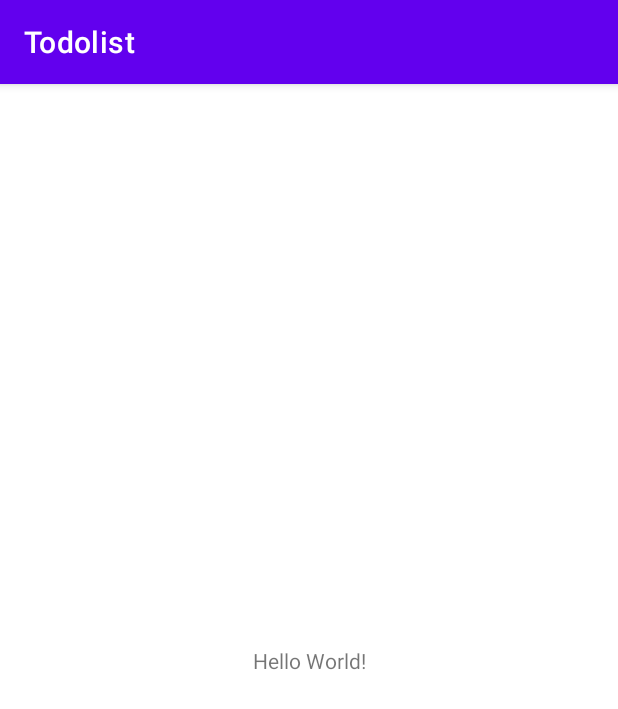
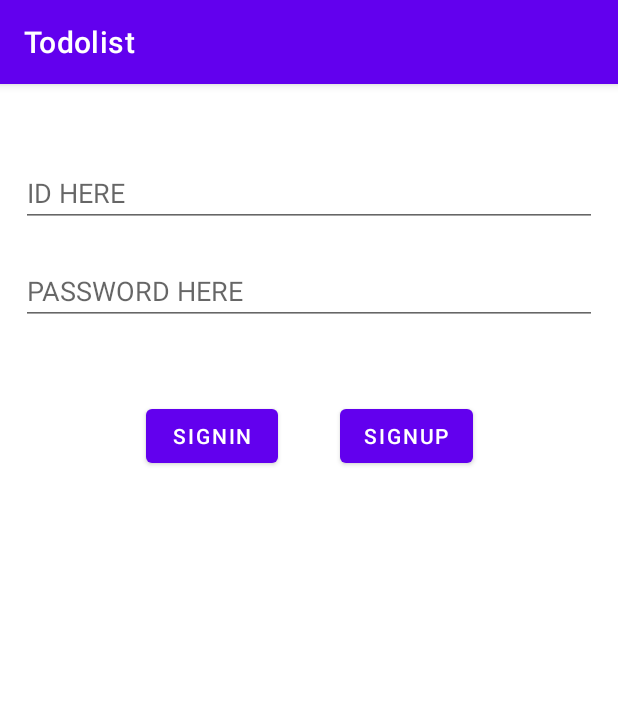
Before and after one commit to dawn-Wi/Todolist, an Android app: the screen it shows after launch (MainActivity), on a phone screen of 412 x 824 dp. Shown: the top 709 px of the screen. Run offline under Robolectric (Android 15) with nearby library versions, the phone set to English and light mode, and no system bars.

Commit message:
일단 24일 퇴근

```diff
--- a/app/build.gradle
+++ b/app/build.gradle
@@ -32,6 +32,10 @@ dependencies {
     implementation 'androidx.appcompat:appcompat:1.4.0'
     implementation 'com.google.android.material:material:1.4.0'
     implementation 'androidx.constraintlayout:constraintlayout:2.1.2'
+    implementation 'androidx.legacy:legacy-support-v4:1.0.0'
+    implementation 'androidx.navigation:navigation-fragment:2.3.5'
+    implementation 'androidx.navigation:navigation-ui:2.3.5'
+    implementation 'com.google.firebase:firebase-firestore:24.0.0'
     testImplementation 'junit:junit:4.+'
     androidTestImplementation 'androidx.test.ext:junit:1.1.3'
     androidTestImplementation 'androidx.test.espresso:espresso-core:3.4.0'
--- /dev/null
+++ b/app/src/main/java/com/example/todolist/LoginFragment.java
@@ -0,0 +1,112 @@
+package com.example.todolist;
+
+import android.app.AlertDialog;
+import android.content.DialogInterface;
+import android.os.Bundle;
+
+import androidx.annotation.Nullable;
+import androidx.fragment.app.Fragment;
+import androidx.navigation.fragment.NavHostFragment;
+
+import android.view.LayoutInflater;
+import android.view.View;
+import android.view.ViewGroup;
+import android.widget.Button;
+import android.widget.EditText;
+import android.widget.TextView;
+import android.widget.Toast;
+
+import java.util.Objects;
+import java.util.regex.Matcher;
+import java.util.regex.Pattern;
+
+public class LoginFragment extends Fragment {
+
+    EditText login_et_email;
+    EditText login_et_password;
+    Button login_bt_login;
+    Button login_bt_signup;
+
+    @Override
+    public void onCreate(Bundle savedInstanceState) {
+        super.onCreate(savedInstanceState);
+
+    }
+
+    @Override
+    public View onCreateView(LayoutInflater inflater, ViewGroup container,
+                             Bundle savedInstanceState) {
+        // Inflate the layout for this fragment
+        return inflater.inflate(R.layout.fragment_login, container, false);
+    }
+    @Override
+    public void onViewCreated(@Nullable View view, @Nullable Bundle savedInstanceState){
+        super.onViewCreated(view, savedInstanceState);
+        login_et_email = view.findViewById(R.id.login_et_email);
+        login_et_password= view.findViewById(R.id.login_et_password);
+        login_bt_login = view.findViewById(R.id.login_bt_login);
+        login_bt_signup = view.findViewById(R.id.login_bt_signup);
+
+        login_bt_login.setOnClickListener(new View.OnClickListener() {
+            @Override
+            public void onClick(View view) {
+                //처음에 로그인 시 ID가 이메일 형식인지 확인 하는 작업
+                boolean returnValue = false;
+                String regex =  "^[_a-zA-Z0-9-\\.]+@[\\.a-zA-Z0-9-]+\\.[a-zA-Z]+$";
+                Pattern p =Pattern.compile(regex);
+                Matcher m =p.matcher(login_et_email.getText().toString());
+                if(m.matches()){
+                    returnValue = true;
+                }
+                if(returnValue == false){
+                    //AlertDialog로 아이디 실패시 창 뜨기
+                    AlertDialog.Builder builder = new AlertDialog.Builder(getActivity());
+                    builder.setTitle("LOGIN 실패");
+                    builder.setMessage("ID를 다시 확인하세요");
+                    builder.setPositiveButton("예",
+                            new DialogInterface.OnClickListener(){
+                                public void onClick(DialogInterface dialog, int which){
+                                    Toast.makeText(getActivity().getApplicationContext(),"Yes",Toast.LENGTH_SHORT).show();
+                                }
+                            });
+                    builder.setNegativeButton("아니오",
+                            new DialogInterface.OnClickListener() {
+                                @Override
+                                public void onClick(DialogInterface dialogInterface, int which) {
+                                    Toast.makeText(getActivity().getApplicationContext(),"No",Toast.LENGTH_SHORT).show();
+                                }
+                            });
+                    builder.show();
+                }
+                //AlertDialog로 비밀번호 4자리 이하 실패시 창 뜨기
+                else if(login_et_password.getText().toString().trim().length()<4){
+                    AlertDialog.Builder builder = new AlertDialog.Builder(getActivity());
+                    builder.setTitle("LOGIN 싪패");
+                    builder.setMessage("비밀번호를 4자리 수 이상 입력해주세요");
+                    builder.setPositiveButton("예",
+                            new DialogInterface.OnClickListener(){
+                                public void onClick(DialogInterface dialog, int which){
+                                    Toast.makeText(getActivity().getApplicationContext(),"Yes",Toast.LENGTH_SHORT).show();
+                                }
+                            });
+                    builder.setNegativeButton("아니오",
+                            new DialogInterface.OnClickListener() {
+                                @Override
+                                public void onClick(DialogInterface dialogInterface, int which) {
+                                    Toast.makeText(getActivity().getApplicationContext(),"No",Toast.LENGTH_SHORT).show();
+                                }
+                            });
+                    builder.show();
+                }
+            }
+        });
+
+        login_bt_signup.setOnClickListener(new View.OnClickListener() {
+            @Override
+            public void onClick(View view) {
+                NavHostFragment.findNavController(LoginFragment.this).navigate(R.id.action_loginFragment_to_signupFragment);
+            }
+        });
+
+    }
+}
--- /dev/null
+++ b/app/src/main/java/com/example/todolist/SplashFragment.java
@@ -0,0 +1,40 @@
+package com.example.todolist;
+
+import android.os.Bundle;
+
+import androidx.fragment.app.Fragment;
+import androidx.navigation.fragment.NavHostFragment;
+
+import android.os.Handler;
+import android.view.LayoutInflater;
+import android.view.View;
+import android.view.ViewGroup;
+
+public class SplashFragment extends Fragment {
+
+    public SplashFragment(){
+        Handler handler = new Handler();
+        handler.postDelayed(new Runnable() {
+            @Override
+            public void run() {
+                //splash화면에서 login화면으로 넘어가는 navigation효과
+                NavHostFragment.findNavController(SplashFragment.this).navigate(R.id.action_splashFragment_to_loginFragment);
+            } //3초 후에
+        },3000);
+
+    }
+
+    @Override
+    public void onCreate(Bundle savedInstanceState) {
+        super.onCreate(savedInstanceState);
+
+    }
+
+    @Override
+    public View onCreateView(LayoutInflater inflater, ViewGroup container,
+                             Bundle savedInstanceState) {
+        // Inflate the layout for this fragment
+        return inflater.inflate(R.layout.fragment_splash, container, false);
+    }
+
+}
--- a/app/src/main/res/layout/activity_main.xml
+++ b/app/src/main/res/layout/activity_main.xml
@@ -6,13 +6,18 @@
     android:layout_height="match_parent"
     tools:context=".MainActivity">
 
-    <TextView
-        android:layout_width="wrap_content"
-        android:layout_height="wrap_content"
-        android:text="Hello World!"
+    <fragment
+        android:id="@+id/nav_host_fragment"
+        android:name="androidx.navigation.fragment.NavHostFragment"
+        android:layout_width="0dp"
+        android:layout_height="0dp"
+        app:defaultNavHost="true"
         app:layout_constraintBottom_toBottomOf="parent"
+        app:layout_constraintEnd_toEndOf="parent"
         app:layout_constraintLeft_toLeftOf="parent"
         app:layout_constraintRight_toRightOf="parent"
-        app:layout_constraintTop_toTopOf="parent" />
+        app:layout_constraintStart_toStartOf="parent"
+        app:layout_constraintTop_toTopOf="parent"
+        app:navGraph="@navigation/nav_graph" />
 
 </androidx.constraintlayout.widget.ConstraintLayout>
--- /dev/null
+++ b/app/src/main/res/layout/fragment_login.xml
@@ -0,0 +1,60 @@
+<?xml version="1.0" encoding="utf-8"?>
+<androidx.constraintlayout.widget.ConstraintLayout xmlns:android="http://schemas.android.com/apk/res/android"
+    xmlns:tools="http://schemas.android.com/tools"
+    xmlns:app="http://schemas.android.com/apk/res-auto"
+    android:id="@+id/frameLayout2"
+    android:layout_width="match_parent"
+    android:layout_height="match_parent"
+    tools:context=".LoginFragment">
+
+    <EditText
+        android:id="@+id/login_et_email"
+        android:layout_width="wrap_content"
+        android:layout_height="wrap_content"
+        android:layout_marginTop="50dp"
+        android:ems="18"
+        android:hint="@string/ID"
+        android:inputType="textEmailAddress"
+        app:layout_constraintEnd_toEndOf="parent"
+        app:layout_constraintStart_toStartOf="parent"
+        app:layout_constraintTop_toTopOf="parent"
+        tools:ignore="MissingConstraints" />
+
+    <EditText
+        android:id="@+id/login_et_password"
+        android:layout_width="wrap_content"
+        android:layout_height="wrap_content"
+        android:layout_marginTop="20dp"
+        android:ems="18"
+        android:hint="@string/PASSWORD"
+        android:inputType="textPassword"
+        tools:ignore="MissingConstraints"
+        app:layout_constraintEnd_toEndOf="parent"
+        app:layout_constraintHorizontal_bias="0.5"
+        app:layout_constraintStart_toStartOf="parent"
+        app:layout_constraintTop_toBottomOf="@+id/login_et_email" />
+
+    <Button
+        android:id="@+id/login_bt_login"
+        android:layout_width="wrap_content"
+        android:layout_height="wrap_content"
+        android:layout_marginTop="50dp"
+        android:text="signin"
+        app:layout_constraintEnd_toEndOf="parent"
+        app:layout_constraintHorizontal_bias="0.3"
+        app:layout_constraintStart_toStartOf="parent"
+        app:layout_constraintTop_toBottomOf="@+id/login_et_password"
+        tools:ignore="MissingConstraints" />
+
+    <Button
+        android:id="@+id/login_bt_signup"
+        android:layout_width="wrap_content"
+        android:layout_height="wrap_content"
+        android:layout_marginTop="50dp"
+        android:text="signup"
+        app:layout_constraintEnd_toEndOf="parent"
+        app:layout_constraintHorizontal_bias="0.7"
+        app:layout_constraintStart_toStartOf="parent"
+        app:layout_constraintTop_toBottomOf="@+id/login_et_password"
+        tools:ignore="MissingConstraints" />
+</androidx.constraintlayout.widget.ConstraintLayout>
--- /dev/null
+++ b/app/src/main/res/navigation/nav_graph.xml
@@ -0,0 +1,43 @@
+<?xml version="1.0" encoding="utf-8"?>
+<navigation xmlns:android="http://schemas.android.com/apk/res/android"
+    xmlns:app="http://schemas.android.com/apk/res-auto"
+    xmlns:tools="http://schemas.android.com/tools"
+    android:id="@+id/nav_graph"
+    app:startDestination="@id/splashFragment">
+
+    <fragment
+        android:id="@+id/splashFragment"
+        android:name="com.example.todolist.SplashFragment"
+        android:label="fragment_splash"
+        tools:layout="@layout/fragment_splash" >
+        <action
+            android:id="@+id/action_splashFragment_to_loginFragment"
+            app:destination="@id/loginFragment" />
+    </fragment>
+    <fragment
+        android:id="@+id/loginFragment"
+        android:name="com.example.todolist.LoginFragment"
+        android:label="fragment_login"
+        tools:layout="@layout/fragment_login" >
+        <action
+            android:id="@+id/action_loginFragment_to_signupFragment"
+            app:destination="@id/signupFragment" />
+        <action
+            android:id="@+id/action_loginFragment_to_calendarFragment"
+            app:destination="@id/calendarFragment" />
+    </fragment>
+    <fragment
+        android:id="@+id/signupFragment"
+        android:name="com.example.todolist.SignupFragment"
+        android:label="fragment_signup"
+        tools:layout="@layout/fragment_signup" >
+        <action
+            android:id="@+id/action_signupFragment_to_loginFragment"
+            app:destination="@id/loginFragment" />
+    </fragment>
+    <fragment
+        android:id="@+id/calendarFragment"
+        android:name="com.example.todolist.CalendarFragment"
+        android:label="fragment_calendar"
+        tools:layout="@layout/fragment_calendar" />
+</navigation>
--- a/app/src/main/res/values/strings.xml
+++ b/app/src/main/res/values/strings.xml
@@ -1,3 +1,8 @@
 <resources>
     <string name="app_name">Todolist</string>
+    <!-- TODO: Remove or change this placeholder text -->
+    <string name="hello_blank_fragment">Hello blank fragment</string>
+    <string name="NAME">NAME HERE</string>
+    <string name="ID">ID HERE</string>
+    <string name="PASSWORD">PASSWORD HERE</string>
 </resources>
--- a/app/src/main/res/values/themes.xml
+++ b/app/src/main/res/values/themes.xml
@@ -13,4 +13,8 @@
         <item name="android:statusBarColor" tools:targetApi="l">?attr/colorPrimaryVariant</item>
         <!-- Customize your theme here. -->
     </style>
+    <style name="Theme.Todolist.NoActionBar">
+        <item name="windowActionBar">false</item>
+        <item name="windowNoTitle">false</item>
+    </style>
 </resources>
```
Also changed, not shown: app/src/main/java/com/example/todolist/CalendarFragment.java (added, +26 -0 lines), app/src/main/java/com/example/todolist/FirebaseDataSource.java (added, +10 -0 lines), app/src/main/java/com/example/todolist/MainViewModel.java (added, +21 -0 lines), app/src/main/java/com/example/todolist/SignupFragment.java (added, +117 -0 lines), app/src/main/res/layout/fragment_calendar.xml (added, +14 -0 lines), app/src/main/res/layout/fragment_signup.xml (added, +63 -0 lines), app/src/main/res/layout/fragment_splash.xml (added, +38 -0 lines).
